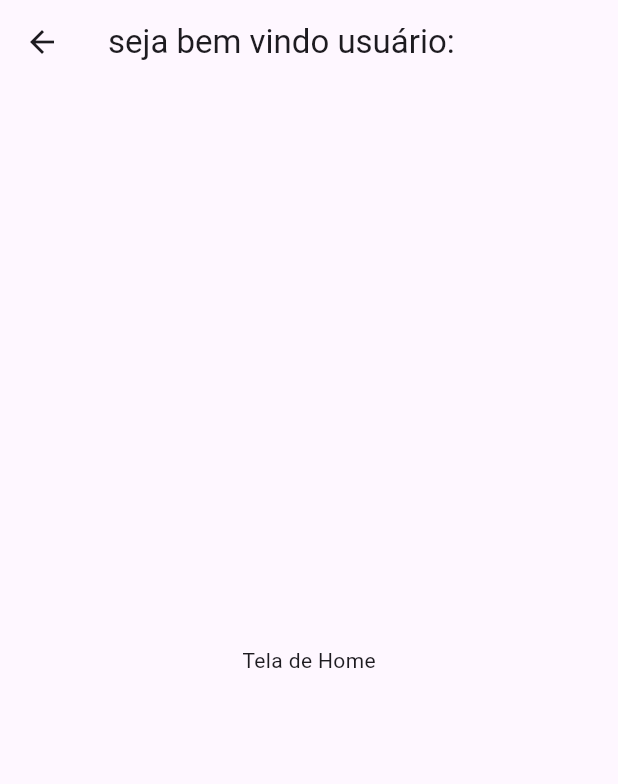
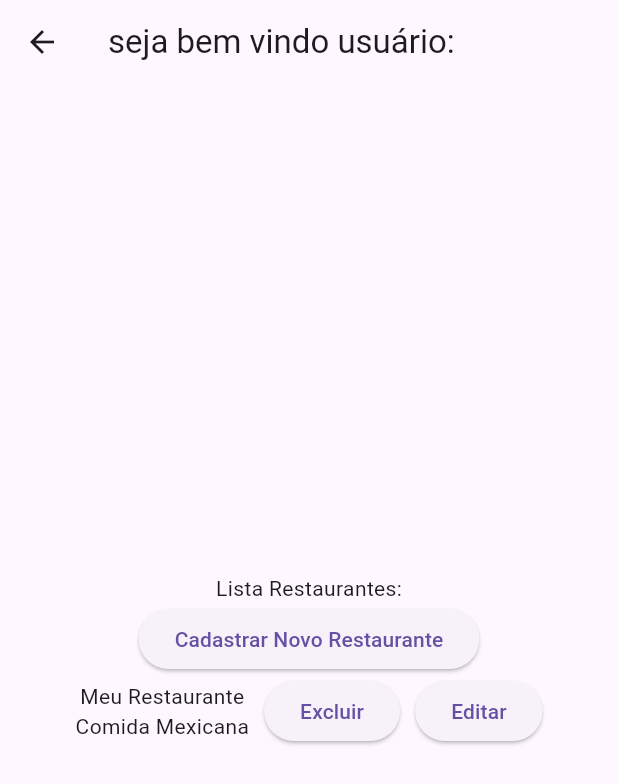
Before and after one commit to pedrosenai44/voupedir1.0, a Flutter app: the TelaHome screen opened directly, on a phone screen of 412 x 824 dp. Shown: the top 784 px of the screen. Run offline on Flutter 3.47's test engine with Material 3 defaults, Android fonts, the phone set to English and light mode, and no system bars; our stand-ins replace sqflite; accounts and stored records are empty.

Commit message:
criação da tela de cadastro de restaurante.

```diff
--- a/lib/main.dart
+++ b/lib/main.dart
@@ -1,6 +1,8 @@
 import 'package:flutter/material.dart';
 import 'usuario.dart';
 import 'tela_login.dart';
+import 'restaurante.dart';
+import 'tipo.dart';
 void main() {
   runApp(const MyApp());
 }
--- a/lib/tela_home.dart
+++ b/lib/tela_home.dart
@@ -1,4 +1,5 @@
 import 'package:flutter/material.dart';
+import 'package:pedrohenrique/tela_cad_restaurante.dart';
 
 class TelaHome extends StatelessWidget{
   TelaHome ({super.key});
@@ -7,8 +8,32 @@ class TelaHome extends StatelessWidget{
   Widget build(BuildContext context) {
     return Scaffold(
       appBar: AppBar(title: const Text ("seja bem vindo usuário:")),
-      body: const Center(
-        child: Text("Tela de Home"),
+      body: Padding(padding: const EdgeInsets.all(30),
+        child: Column(
+          mainAxisAlignment: MainAxisAlignment.center,
+          children: [
+            Text("Lista Restaurantes:"),
+            ElevatedButton(onPressed: (){
+              Navigator.push(context, MaterialPageRoute(builder: (context) => TelaCadRestaurante()));
+            }, child: Text("Cadastrar Novo Restaurante")),
+            Row(
+              mainAxisAlignment: MainAxisAlignment.center,
+              children: [
+                Column(
+                  children: [
+                    Text("Meu Restaurante"),
+                    Text("Comida Mexicana")
+                  ],
+                ),
+                SizedBox(width: 10),
+                ElevatedButton(onPressed: (){},  child: Text("Excluir")),
+                SizedBox(width: 10),
+                ElevatedButton(onPressed: (){}, child: Text("Editar"))
+
+              ],
+            )
+          ],
+        ),
       ),
     );
 
--- a/lib/tela_login.dart
+++ b/lib/tela_login.dart
@@ -51,7 +51,7 @@ class TelaLogin extends StatelessWidget{
             ScaffoldMessenger.of(context).showSnackBar(
               SnackBar(content: Text("Usuário ou senha Inválidos!" ))
             );
-          }, child: const Text('logar'))
+          }, child: const Text('logar?'))
       ],
     ),
       ),
--- a/pubspec.yaml
+++ b/pubspec.yaml
@@ -62,7 +62,7 @@ flutter:
 
   # To add assets to your application, add an assets section, like this:
   assets:
-    - assets/Solucao.Completa.db
+    - assets/Solucao_Completa.db
   #   - images/a_dot_burr.jpeg
   #   - images/a_dot_ham.jpeg
 
```
Also changed, not shown: lib/tela_cad_restaurante.dart (added, +47 -0 lines).
